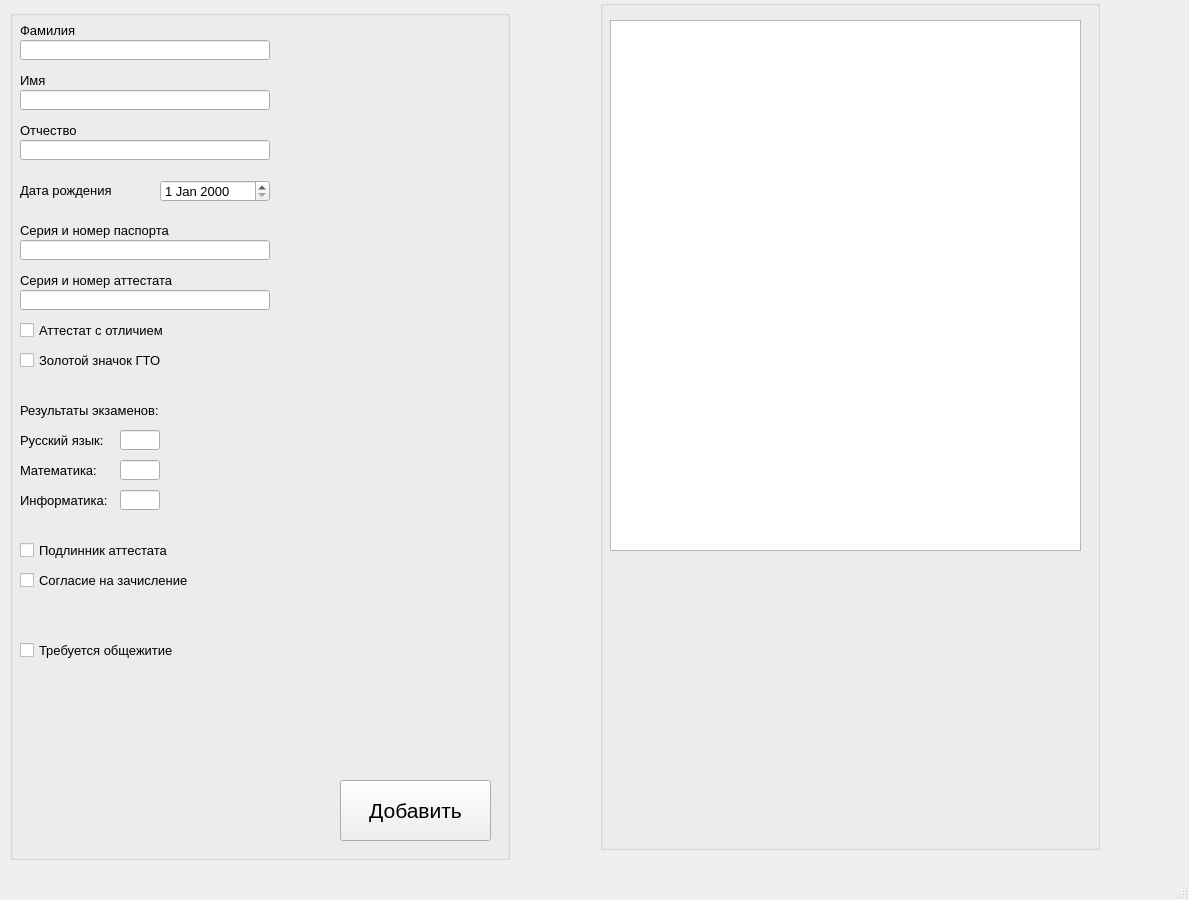
Boris2209/Entrant_2, file graph.ui: the form before one commit.
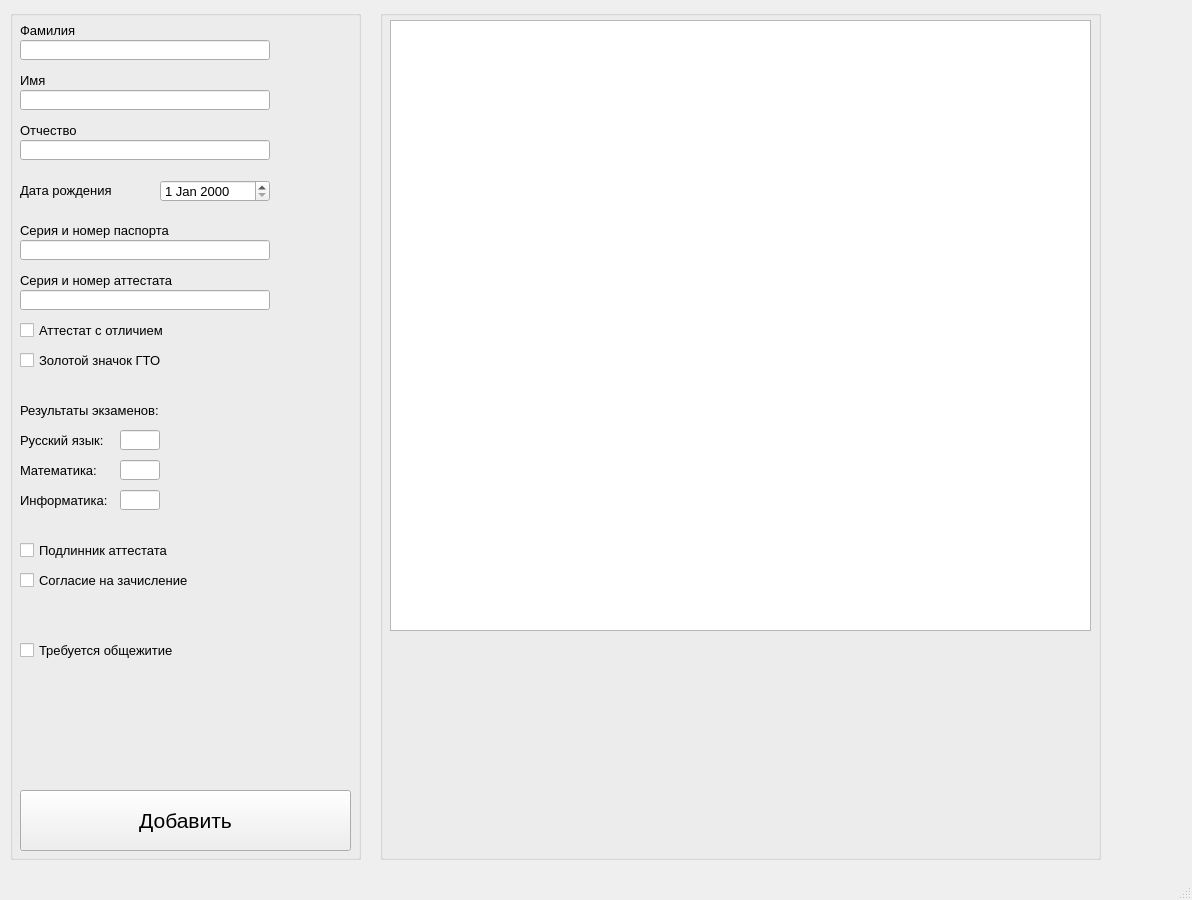
The form after the commit.

```diff
--- a/graph.ui
+++ b/graph.ui
@@ -6,7 +6,7 @@
    <rect>
     <x>0</x>
     <y>0</y>
-    <width>1189</width>
+    <width>1192</width>
     <height>900</height>
    </rect>
   </property>
@@ -22,7 +22,7 @@
      <rect>
       <x>10</x>
       <y>10</y>
-      <width>500</width>
+      <width>351</width>
       <height>850</height>
      </rect>
     </property>
@@ -300,9 +300,9 @@
     <widget class="QPushButton" name="button_append">
      <property name="geometry">
       <rect>
-       <x>330</x>
-       <y>770</y>
-       <width>151</width>
+       <x>10</x>
+       <y>780</y>
+       <width>331</width>
        <height>61</height>
       </rect>
      </property>
@@ -436,24 +436,33 @@
    <widget class="QGroupBox" name="groupBox_2">
     <property name="geometry">
      <rect>
-      <x>600</x>
-      <y>0</y>
-      <width>500</width>
+      <x>380</x>
+      <y>10</y>
+      <width>721</width>
       <height>850</height>
      </rect>
     </property>
     <property name="title">
      <string/>
     </property>
-    <widget class="QTableView" name="tableView">
+    <widget class="QTextEdit" name="list_e">
      <property name="geometry">
       <rect>
        <x>10</x>
-       <y>20</y>
-       <width>471</width>
-       <height>531</height>
+       <y>10</y>
+       <width>701</width>
+       <height>611</height>
       </rect>
      </property>
+     <property name="font">
+      <font>
+       <family>Consolas</family>
+       <pointsize>12</pointsize>
+      </font>
+     </property>
+     <property name="readOnly">
+      <bool>true</bool>
+     </property>
     </widget>
    </widget>
   </widget>
```
Left out of the diff: 2 changed lines with no effect on the pictures.
